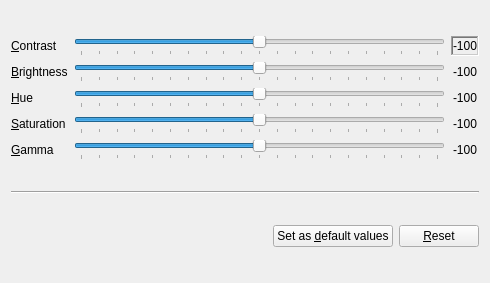
This is src/videoequalizer2.ui in wilbert2000/wzplayer as Qt 5 draws it before an edit. The edited form follows.
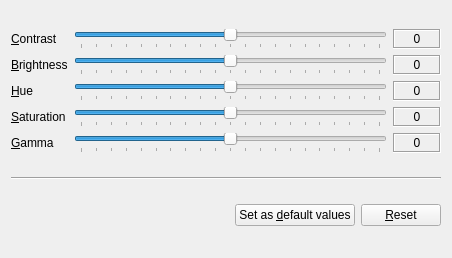
This is the edited form.

Commit message: Retranslate video equalizer dialog

The edit to the form file:
```diff
--- a/src/videoequalizer2.ui
+++ b/src/videoequalizer2.ui
@@ -6,8 +6,8 @@
    <rect>
     <x>0</x>
     <y>0</y>
-    <width>490</width>
-    <height>283</height>
+    <width>452</width>
+    <height>258</height>
    </rect>
   </property>
   <property name="windowTitle">
@@ -17,7 +17,7 @@
    <item>
     <layout class="QGridLayout" name="gridLayout">
      <item row="0" column="0">
-      <widget class="QLabel" name="label">
+      <widget class="QLabel" name="contrast_label">
        <property name="text">
         <string>&amp;Contrast</string>
        </property>
@@ -28,6 +28,12 @@
      </item>
      <item row="0" column="1">
       <widget class="QSlider" name="contrast_slider">
+       <property name="minimumSize">
+        <size>
+         <width>300</width>
+         <height>0</height>
+        </size>
+       </property>
        <property name="minimum">
         <number>-100</number>
        </property>
@@ -43,15 +49,21 @@
       </widget>
      </item>
      <item row="0" column="2">
-      <widget class="QLabel" name="contrast_label">
+      <widget class="QLabel" name="contrast_indicator">
+       <property name="minimumSize">
+        <size>
+         <width>48</width>
+         <height>0</height>
+        </size>
+       </property>
        <property name="frameShape">
-        <enum>QFrame::WinPanel</enum>
+        <enum>QFrame::Box</enum>
        </property>
        <property name="frameShadow">
         <enum>QFrame::Sunken</enum>
        </property>
        <property name="text">
-        <string>-100</string>
+        <string>0</string>
        </property>
        <property name="alignment">
         <set>Qt::AlignCenter</set>
@@ -59,7 +71,7 @@
       </widget>
      </item>
      <item row="1" column="0">
-      <widget class="QLabel" name="label_2">
+      <widget class="QLabel" name="brightness_label">
        <property name="text">
         <string>&amp;Brightness</string>
        </property>
@@ -70,6 +82,12 @@
      </item>
      <item row="1" column="1">
       <widget class="QSlider" name="brightness_slider">
+       <property name="minimumSize">
+        <size>
+         <width>300</width>
+         <height>0</height>
+        </size>
+       </property>
        <property name="minimum">
         <number>-100</number>
        </property>
@@ -85,9 +103,21 @@
       </widget>
      </item>
      <item row="1" column="2">
-      <widget class="QLabel" name="brightness_label">
+      <widget class="QLabel" name="brightness_indicator">
+       <property name="minimumSize">
+        <size>
+         <width>48</width>
+         <height>0</height>
+        </size>
+       </property>
+       <property name="frameShape">
+        <enum>QFrame::Box</enum>
+       </property>
+       <property name="frameShadow">
+        <enum>QFrame::Sunken</enum>
+       </property>
        <property name="text">
-        <string>-100</string>
+        <string>0</string>
        </property>
        <property name="alignment">
         <set>Qt::AlignCenter</set>
@@ -95,7 +125,7 @@
       </widget>
      </item>
      <item row="2" column="0">
-      <widget class="QLabel" name="label_3">
+      <widget class="QLabel" name="hue_label">
        <property name="text">
         <string>&amp;Hue</string>
        </property>
@@ -106,6 +136,12 @@
      </item>
      <item row="2" column="1">
       <widget class="QSlider" name="hue_slider">
+       <property name="minimumSize">
+        <size>
+         <width>300</width>
+         <height>0</height>
+        </size>
+       </property>
        <property name="minimum">
         <number>-100</number>
        </property>
@@ -121,9 +157,21 @@
       </widget>
      </item>
      <item row="2" column="2">
-      <widget class="QLabel" name="hue_label">
+      <widget class="QLabel" name="hue_indicator">
+       <property name="minimumSize">
+        <size>
+         <width>48</width>
+         <height>0</height>
+        </size>
+       </property>
+       <property name="frameShape">
+        <enum>QFrame::Box</enum>
+       </property>
+       <property name="frameShadow">
+        <enum>QFrame::Sunken</enum>
+       </property>
        <property name="text">
-        <string>-100</string>
+        <string>0</string>
        </property>
        <property name="alignment">
         <set>Qt::AlignCenter</set>
@@ -131,7 +179,7 @@
       </widget>
      </item>
      <item row="3" column="0">
-      <widget class="QLabel" name="label_4">
+      <widget class="QLabel" name="saturation_label">
        <property name="text">
         <string>&amp;Saturation</string>
        </property>
@@ -142,6 +190,12 @@
      </item>
      <item row="3" column="1">
       <widget class="QSlider" name="saturation_slider">
+       <property name="minimumSize">
+        <size>
+         <width>300</width>
+         <height>0</height>
+        </size>
+       </property>
        <property name="minimum">
         <number>-100</number>
        </property>
@@ -157,9 +211,21 @@
       </widget>
      </item>
      <item row="3" column="2">
-      <widget class="QLabel" name="saturation_label">
+      <widget class="QLabel" name="saturation_indicator">
+       <property name="minimumSize">
+        <size>
+         <width>48</width>
+         <height>0</height>
+        </size>
+       </property>
+       <property name="frameShape">
+        <enum>QFrame::Box</enum>
+       </property>
+       <property name="frameShadow">
+        <enum>QFrame::Sunken</enum>
+       </property>
        <property name="text">
-        <string>-100</string>
+        <string>0</string>
        </property>
        <property name="alignment">
         <set>Qt::AlignCenter</set>
@@ -167,7 +233,7 @@
       </widget>
      </item>
      <item row="4" column="0">
-      <widget class="QLabel" name="label_5">
+      <widget class="QLabel" name="gamma_label">
        <property name="text">
         <string>&amp;Gamma</string>
        </property>
@@ -178,6 +244,12 @@
      </item>
      <item row="4" column="1">
       <widget class="QSlider" name="gamma_slider">
+       <property name="minimumSize">
+        <size>
+         <width>300</width>
+         <height>0</height>
+        </size>
+       </property>
        <property name="minimum">
         <number>-100</number>
        </property>
@@ -193,9 +265,21 @@
       </widget>
      </item>
      <item row="4" column="2">
-      <widget class="QLabel" name="gamma_label">
+      <widget class="QLabel" name="gamma_indicator">
+       <property name="minimumSize">
+        <size>
+         <width>48</width>
+         <height>0</height>
+        </size>
+       </property>
+       <property name="frameShape">
+        <enum>QFrame::Box</enum>
+       </property>
+       <property name="frameShadow">
+        <enum>QFrame::Sunken</enum>
+       </property>
        <property name="text">
-        <string>-100</string>
+        <string>0</string>
        </property>
        <property name="alignment">
         <set>Qt::AlignCenter</set>
```
The commit also changes 2 other files.
